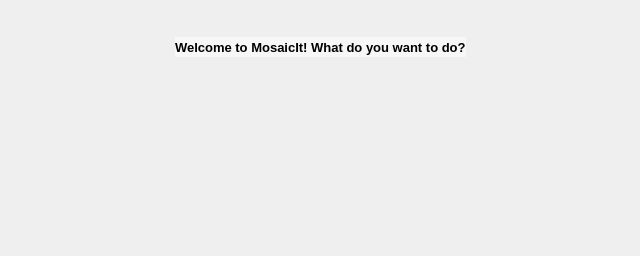
Old version of the form mainwindow.ui in the repository seanet7or/mosaicit.
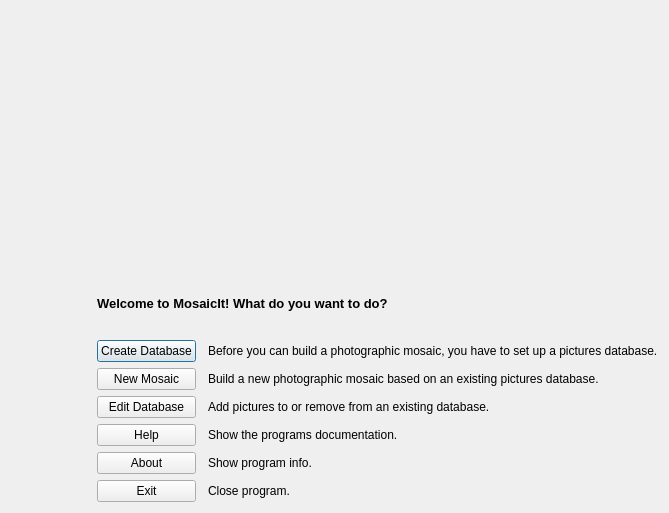
New version of the form. Icons and pictures are not drawn. Custom widgets are drawn as their Qt base class.

```diff
--- a/mainwindow.ui
+++ b/mainwindow.ui
@@ -6,22 +6,16 @@
    <rect>
     <x>0</x>
     <y>0</y>
-    <width>640</width>
-    <height>256</height>
+    <width>669</width>
+    <height>513</height>
    </rect>
   </property>
   <property name="sizePolicy">
-   <sizepolicy hsizetype="Fixed" vsizetype="Fixed">
+   <sizepolicy hsizetype="Preferred" vsizetype="Preferred">
     <horstretch>0</horstretch>
     <verstretch>0</verstretch>
    </sizepolicy>
   </property>
-  <property name="maximumSize">
-   <size>
-    <width>640</width>
-    <height>256</height>
-   </size>
-  </property>
   <property name="windowTitle">
    <string>MosaicIt!</string>
   </property>
@@ -34,38 +28,42 @@
   </property>
   <widget class="QWidget" name="centralWidget">
    <layout class="QVBoxLayout" name="verticalLayout">
-    <property name="spacing">
-     <number>0</number>
-    </property>
-    <property name="leftMargin">
-     <number>0</number>
-    </property>
-    <property name="topMargin">
-     <number>0</number>
-    </property>
-    <property name="rightMargin">
-     <number>0</number>
-    </property>
-    <property name="bottomMargin">
-     <number>0</number>
-    </property>
     <item>
-     <spacer name="verticalSpacer_3">
+     <widget class="QLabel" name="logo_label">
+      <property name="minimumSize">
+       <size>
+        <width>640</width>
+        <height>256</height>
+       </size>
+      </property>
+      <property name="maximumSize">
+       <size>
+        <width>640</width>
+        <height>256</height>
+       </size>
+      </property>
+      <property name="text">
+       <string/>
+      </property>
+     </widget>
+    </item>
+    <item>
+     <spacer name="verticalSpacer_2">
       <property name="orientation">
        <enum>Qt::Vertical</enum>
       </property>
       <property name="sizeHint" stdset="0">
        <size>
         <width>20</width>
-        <height>1</height>
+        <height>40</height>
        </size>
       </property>
      </spacer>
     </item>
     <item>
      <layout class="QGridLayout" name="gridLayout">
-      <item row="0" column="3">
-       <spacer name="horizontalSpacer_2">
+      <item row="4" column="0">
+       <spacer name="horizontalSpacer">
         <property name="orientation">
          <enum>Qt::Horizontal</enum>
         </property>
@@ -77,72 +75,51 @@
         </property>
        </spacer>
       </item>
-      <item row="0" column="1" colspan="2">
+      <item row="8" column="1">
+       <widget class="QPushButton" name="exitButton">
+        <property name="text">
+         <string>Exit</string>
+        </property>
+        <property name="autoDefault">
+         <bool>true</bool>
+        </property>
+       </widget>
+      </item>
+      <item row="7" column="1">
+       <widget class="QPushButton" name="aboutButton">
+        <property name="text">
+         <string>About</string>
+        </property>
+        <property name="autoDefault">
+         <bool>true</bool>
+        </property>
+       </widget>
+      </item>
+      <item row="2" column="1">
+       <widget class="QPushButton" name="createDatabaseBn">
+        <property name="text">
+         <string>Create Database</string>
+        </property>
+        <property name="autoDefault">
+         <bool>true</bool>
+        </property>
+        <property name="default">
+         <bool>true</bool>
+        </property>
+       </widget>
+      </item>
+      <item row="4" column="1">
+       <widget class="QPushButton" name="newMosaicButton">
+        <property name="text">
+         <string>New Mosaic</string>
+        </property>
+        <property name="autoDefault">
+         <bool>true</bool>
+        </property>
+       </widget>
+      </item>
+      <item row="0" column="1" colspan="3">
        <widget class="QLabel" name="label">
-        <property name="palette">
-         <palette>
-          <active>
-           <colorrole role="Base">
-            <brush brushstyle="SolidPattern">
-             <color alpha="255">
-              <red>255</red>
-              <green>255</green>
-              <blue>255</blue>
-             </color>
-            </brush>
-           </colorrole>
-           <colorrole role="Window">
-            <brush brushstyle="SolidPattern">
-             <color alpha="128">
-              <red>255</red>
-              <green>255</green>
-              <blue>255</blue>
-             </color>
-            </brush>
-           </colorrole>
-          </active>
-          <inactive>
-           <colorrole role="Base">
-            <brush brushstyle="SolidPattern">
-             <color alpha="255">
-              <red>255</red>
-              <green>255</green>
-              <blue>255</blue>
-             </color>
-            </brush>
-           </colorrole>
-           <colorrole role="Window">
-            <brush brushstyle="SolidPattern">
-             <color alpha="128">
-              <red>255</red>
-              <green>255</green>
-              <blue>255</blue>
-             </color>
-            </brush>
-           </colorrole>
-          </inactive>
-          <disabled>
-           <colorrole role="Base">
-            <brush brushstyle="SolidPattern">
-             <color alpha="128">
-              <red>255</red>
-              <green>255</green>
-              <blue>255</blue>
-             </color>
-            </brush>
-           </colorrole>
-           <colorrole role="Window">
-            <brush brushstyle="SolidPattern">
-             <color alpha="128">
-              <red>255</red>
-              <green>255</green>
-              <blue>255</blue>
-             </color>
-            </brush>
-           </colorrole>
-          </disabled>
-         </palette>
-        </property>
         <property name="font">
          <font>
           <pointsize>10</pointsize>
@@ -150,133 +127,95 @@
           <bold>true</bold>
          </font>
         </property>
-        <property name="autoFillBackground">
-         <bool>true</bool>
-        </property>
-        <property name="frameShape">
-         <enum>QFrame::NoFrame</enum>
-        </property>
         <property name="lineWidth">
          <number>0</number>
         </property>
         <property name="text">
          <string>Welcome to MosaicIt! What do you want to do?</string>
         </property>
-        <property name="margin">
-         <number>16</number>
+       </widget>
+      </item>
+      <item row="2" column="3">
+       <widget class="QLabel" name="label_2">
+        <property name="text">
+         <string>Before you can build a photographic mosaic, you have to set up a pictures database.</string>
         </property>
        </widget>
       </item>
-      <item row="3" column="0" colspan="4">
-       <layout class="QHBoxLayout" name="horizontalLayout">
-        <item>
-         <spacer name="horizontalSpacer">
-          <property name="orientation">
-           <enum>Qt::Horizontal</enum>
-          </property>
-          <property name="sizeHint" stdset="0">
-           <size>
-            <width>40</width>
-            <height>20</height>
-           </size>
-          </property>
-         </spacer>
-        </item>
-        <item>
-         <layout class="QVBoxLayout" name="buttonLayout">
-          <item>
-           <widget class="Button" name="newMosaicBn" native="true">
-            <property name="minimumSize">
-             <size>
-              <width>88</width>
-              <height>48</height>
-             </size>
-            </property>
-           </widget>
-          </item>
-          <item>
-           <widget class="Button" name="pictureLibraryBn" native="true">
-            <property name="minimumSize">
-             <size>
-              <width>88</width>
-              <height>48</height>
-             </size>
-            </property>
-           </widget>
-          </item>
-          <item>
-           <widget class="Button" name="aboutBn" native="true">
-            <property name="minimumSize">
-             <size>
-              <width>88</width>
-              <height>48</height>
-             </size>
-            </property>
-            <property name="maximumSize">
-             <size>
-              <width>16777215</width>
-              <height>48</height>
-             </size>
-            </property>
-           </widget>
-          </item>
-         </layout>
-        </item>
-        <item>
-         <spacer name="horizontalSpacer_3">
-          <property name="orientation">
-           <enum>Qt::Horizontal</enum>
-          </property>
-          <property name="sizeHint" stdset="0">
-           <size>
-            <width>40</width>
-            <height>20</height>
-           </size>
-          </property>
-         </spacer>
-        </item>
-       </layout>
+      <item row="4" column="3">
+       <widget class="QLabel" name="label_3">
+        <property name="text">
+         <string>Build a new photographic mosaic based on an existing pictures database.</string>
+        </property>
+       </widget>
       </item>
-      <item row="0" column="0">
-       <spacer name="horizontalSpacer_4">
+      <item row="7" column="3">
+       <widget class="QLabel" name="label_4">
+        <property name="text">
+         <string>Show program info.</string>
+        </property>
+       </widget>
+      </item>
+      <item row="8" column="3">
+       <widget class="QLabel" name="label_5">
+        <property name="text">
+         <string>Close program.</string>
+        </property>
+       </widget>
+      </item>
+      <item row="5" column="1">
+       <widget class="QPushButton" name="editDatabaseButton">
+        <property name="text">
+         <string>Edit Database</string>
+        </property>
+        <property name="autoDefault">
+         <bool>true</bool>
+        </property>
+       </widget>
+      </item>
+      <item row="5" column="3">
+       <widget class="QLabel" name="label_6">
+        <property name="text">
+         <string>Add pictures to or remove from an existing database.</string>
+        </property>
+       </widget>
+      </item>
+      <item row="1" column="1">
+       <spacer name="verticalSpacer">
         <property name="orientation">
-         <enum>Qt::Horizontal</enum>
+         <enum>Qt::Vertical</enum>
         </property>
         <property name="sizeHint" stdset="0">
          <size>
-          <width>40</width>
-          <height>20</height>
+          <width>20</width>
+          <height>40</height>
          </size>
         </property>
        </spacer>
       </item>
+      <item row="6" column="1">
+       <widget class="QPushButton" name="helpButton">
+        <property name="text">
+         <string>Help</string>
+        </property>
+        <property name="autoDefault">
+         <bool>true</bool>
+        </property>
+       </widget>
+      </item>
+      <item row="6" column="3">
+       <widget class="QLabel" name="label_7">
+        <property name="text">
+         <string>Show the programs documentation.</string>
+        </property>
+       </widget>
+      </item>
      </layout>
     </item>
-    <item>
-     <spacer name="verticalSpacer_4">
-      <property name="orientation">
-       <enum>Qt::Vertical</enum>
-      </property>
-      <property name="sizeHint" stdset="0">
-       <size>
-        <width>20</width>
-        <height>1</height>
-       </size>
-      </property>
-     </spacer>
-    </item>
    </layout>
   </widget>
  </widget>
  <layoutdefault spacing="6" margin="11"/>
- <customwidgets>
-  <customwidget>
-   <class>Button</class>
-   <extends>QWidget</extends>
-   <header>widgets/button.h</header>
-   <container>1</container>
-  </customwidget>
- </customwidgets>
  <resources/>
  <connections/>
 </ui>
```
